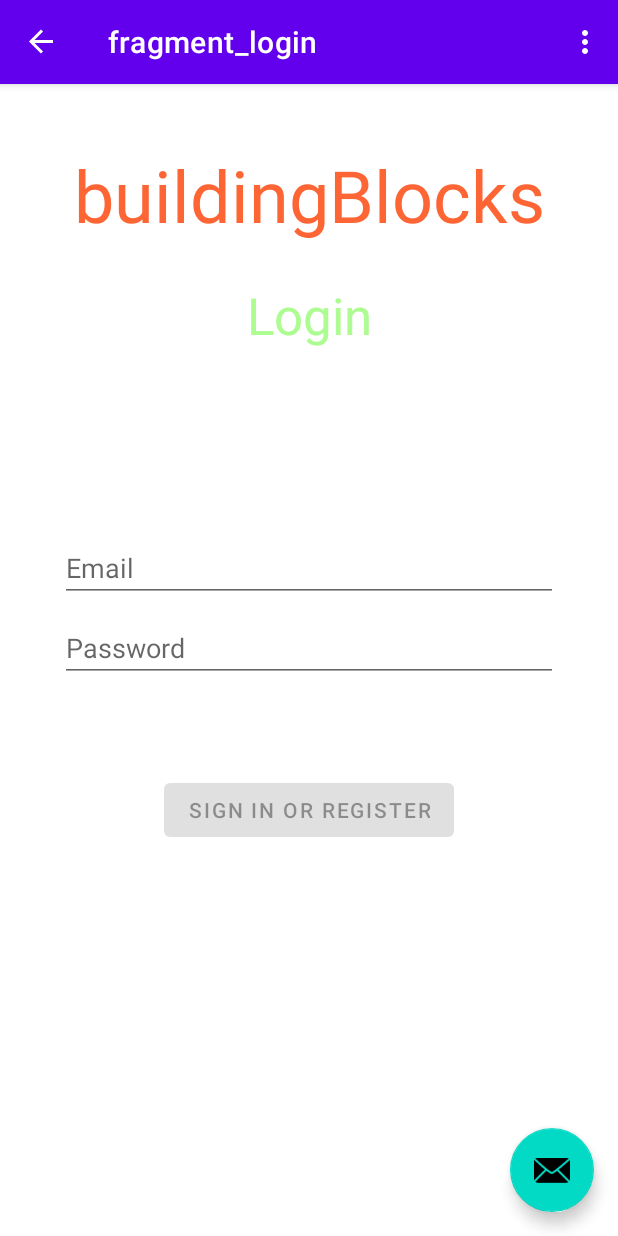
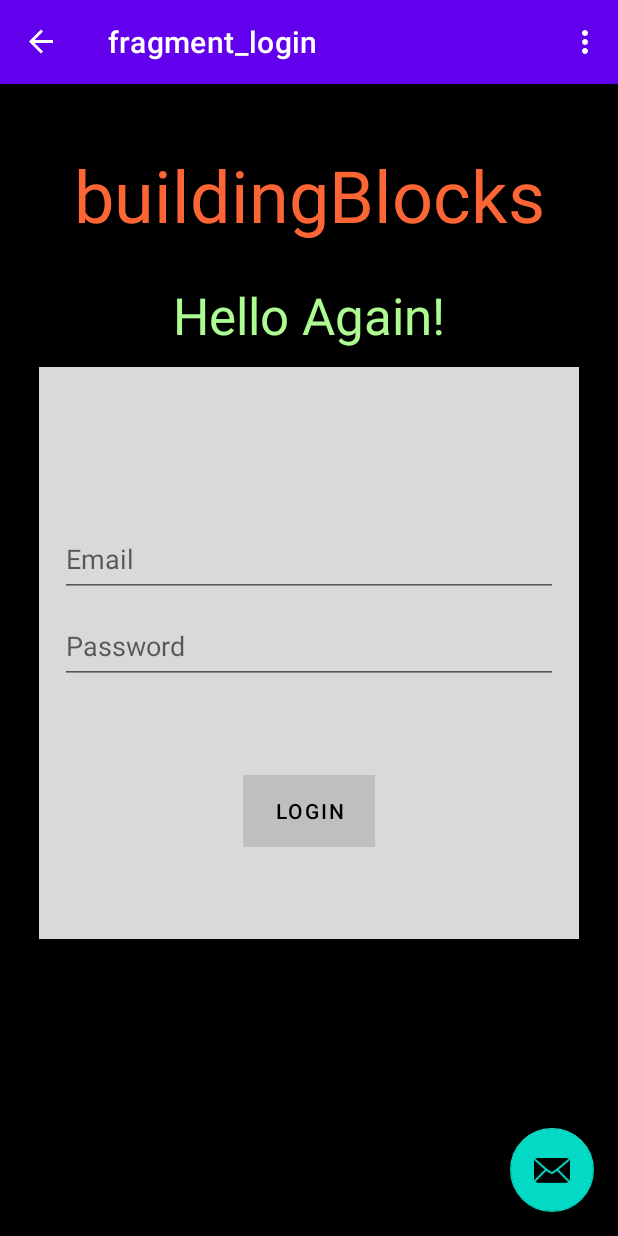
Before and after one commit to paceuniversity/cs389s2023team1, an Android app: the LoginFragment screen opened through its navigation route, on a phone screen of 412 x 824 dp. Run offline under Robolectric (Android 15) with nearby library versions, the phone set to English and light mode, and no system bars; our stand-ins replace navigation-ui.

Commit message:
added login background box

```diff
--- a/Buildingblocksteam1/app/build.gradle
+++ b/Buildingblocksteam1/app/build.gradle
@@ -29,6 +29,7 @@ android {
     buildFeatures {
         viewBinding true
     }
+    dataBinding.enabled=true
 }
 
 dependencies {
--- /dev/null
+++ b/Buildingblocksteam1/app/src/main/res/drawable/rectangle.xml
@@ -0,0 +1,10 @@
+<?xml version="1.0" encoding="utf-8"?>
+<selector xmlns:android="http://schemas.android.com/apk/res/android">
+    <item>
+        <shape android:shape="rectangle">
+            <solid android:color="@color/figma_gray">
+
+            </solid>
+        </shape>
+    </item>
+</selector>
--- a/Buildingblocksteam1/app/src/main/res/layout/fragment_first.xml
+++ b/Buildingblocksteam1/app/src/main/res/layout/fragment_first.xml
@@ -24,7 +24,7 @@
         android:layout_height="wrap_content"
         android:layout_marginBottom="25dp"
         android:backgroundTint="@color/figma_lime_green"
-        android:text="@string/login_title"
+        android:text="@string/login_button_text"
         android:textColor="@color/figma_black"
         app:layout_constraintBottom_toBottomOf="parent"
         app:layout_constraintEnd_toEndOf="parent"
--- a/Buildingblocksteam1/app/src/main/res/layout/fragment_login.xml
+++ b/Buildingblocksteam1/app/src/main/res/layout/fragment_login.xml
@@ -5,12 +5,12 @@
     android:id="@+id/container"
     android:layout_width="match_parent"
     android:layout_height="match_parent"
+    android:background="@color/black"
     android:paddingLeft="@dimen/fragment_horizontal_margin"
     android:paddingTop="@dimen/fragment_vertical_margin"
     android:paddingRight="@dimen/fragment_horizontal_margin"
     android:paddingBottom="@dimen/fragment_vertical_margin"
-    tools:context=".ui.login.LoginFragment"
-    android:background="@color/white">
+    tools:context=".ui.login.LoginFragment">
 
 
     <TextView
@@ -37,25 +37,37 @@
         app:layout_constraintStart_toStartOf="parent"
         app:layout_constraintTop_toBottomOf="@+id/login_title" />
 
+
+    <TextView
+        android:id="@+id/background_box"
+        android:layout_width="360dp"
+        android:layout_height="381dp"
+        android:layout_marginTop="12dp"
+        android:background="@drawable/rectangle"
+        app:layout_constraintEnd_toEndOf="parent"
+        app:layout_constraintHorizontal_bias="0.49"
+        app:layout_constraintStart_toStartOf="parent"
+        app:layout_constraintTop_toBottomOf="@+id/textView3" />
+
     <EditText
         android:id="@+id/username"
         android:layout_width="0dp"
-        android:layout_height="wrap_content"
+        android:layout_height="50dp"
         android:layout_marginStart="24dp"
-        android:layout_marginTop="284dp"
+        android:layout_marginTop="276dp"
         android:layout_marginEnd="24dp"
         android:hint="@string/prompt_email"
         android:inputType="textEmailAddress"
         android:selectAllOnFocus="true"
         app:layout_constraintEnd_toEndOf="parent"
-        app:layout_constraintHorizontal_bias="1.0"
+        app:layout_constraintHorizontal_bias="0.218"
         app:layout_constraintStart_toStartOf="parent"
         app:layout_constraintTop_toTopOf="parent" />
 
     <EditText
         android:id="@+id/password"
         android:layout_width="0dp"
-        android:layout_height="wrap_content"
+        android:layout_height="50dp"
         android:layout_marginStart="24dp"
         android:layout_marginTop="8dp"
         android:layout_marginEnd="24dp"
@@ -77,8 +89,11 @@
         android:layout_marginTop="16dp"
         android:layout_marginEnd="48dp"
         android:layout_marginBottom="64dp"
+        android:background="@color/figma_lime_green"
+        android:textColor="@color/black"
         android:enabled="false"
-        android:text="@string/action_sign_in"
+        android:text="@string/login_button_text"
+        app:cornerRadius="5dp"
         app:layout_constraintBottom_toBottomOf="parent"
         app:layout_constraintEnd_toEndOf="parent"
         app:layout_constraintStart_toStartOf="parent"
--- a/Buildingblocksteam1/app/src/main/res/values/strings.xml
+++ b/Buildingblocksteam1/app/src/main/res/values/strings.xml
@@ -15,7 +15,7 @@
     <string name="login_password_hint">Enter Password</string>
     <string name="login_username_text">Username</string>
     <string name="login_username_hint">Enter Username</string>
-    <string name="login_title">Login</string>
+    <string name="login_title">Hello Again!</string>
     <string name="login_forgot_password">Forgot password?</string>
     <string name="login_clicked_wrong_page_text">If you do not have an account:</string>
     <string name="login_to_signup_text">Sign up</string>
```
